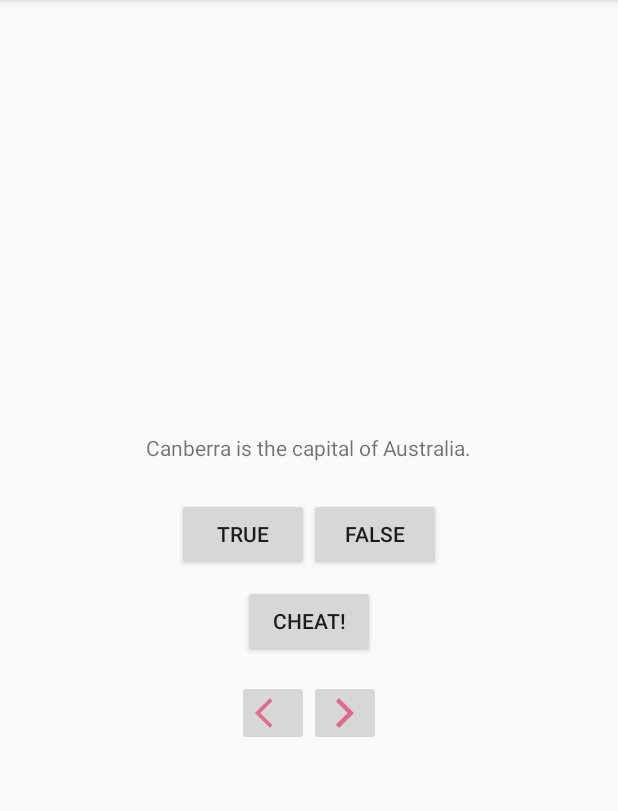
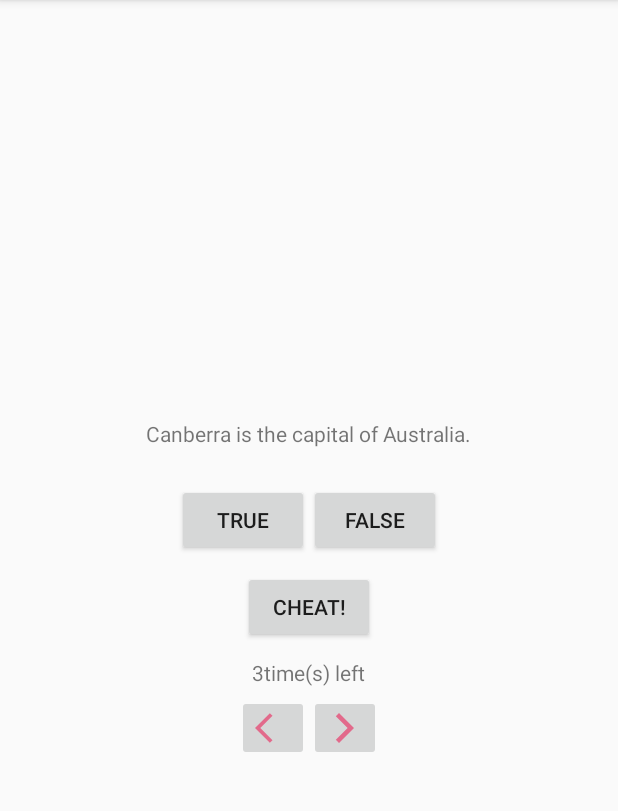
Before and after one commit to huangxinhere/Android-Studio-, an Android app: the screen it shows after launch (MainActivity), on a phone screen of 412 x 824 dp, the part 84-895 px from its top. Run offline under Robolectric (Android 15) with nearby library versions, the phone set to English and light mode, and no system bars.

Commit message:
Challenge5.2+6.2

```diff
--- a/QuizeActivity/app/src/main/java/com/example/quizeactivity/MainActivity.java
+++ b/QuizeActivity/app/src/main/java/com/example/quizeactivity/MainActivity.java
@@ -20,9 +20,11 @@ import static com.example.quizeactivity.R.id.pre_button;
 public class MainActivity extends AppCompatActivity {
 
     private static final String TAG = "QuizActivity";//日志查看生命周期
+    private static final String EXTRA_CHEAT_CHANCE = "com.example.CheatActivity.cheat_chance";
     private static final String KEY_INDEX="index";
     private static final String KEY_ANSWERED = "answered";
     private static final String KEY_CORRECT = "correct";
+    private static final String KEY_IS_CHEATER = "isCheater";
     private static final int REQUEST_CODE_CHEAT = 0;
     private Button mTrueButton;
     private Button mFalseButton;//实例
@@ -30,7 +32,9 @@ public class MainActivity extends AppCompatActivity {
     private ImageButton mPreButton;
     private Button mCheatButton;
     private TextView mQuestionTextView;
+    private TextView mCheatChanceTextView;
     private int userAnsweredCorrect = 0;//记录答对的题目数量
+    private int mCheatChance = 3;
 
     //数组对象是Question类的对象，所以不停的构造;然后引用的字符串资源是整型；对象与对象之间要用逗号隔开
     private Question[] mQuestionBank= new Question[]{
@@ -53,6 +57,7 @@ public class MainActivity extends AppCompatActivity {
         if (savedInstanceState != null){//检验存储的bundle信息
             mCurrentIndex = savedInstanceState.getInt(KEY_INDEX,0);//存储成功的话，
             userAnsweredCorrect = savedInstanceState.getInt(KEY_CORRECT);//放在这？
+            mIsCheater = savedInstanceState.getBoolean(KEY_IS_CHEATER);
         }
 
         mQuestionTextView=(TextView) findViewById(R.id.question_text_view);//理解是把视图的test引为这里的实例
@@ -97,9 +102,12 @@ public class MainActivity extends AppCompatActivity {
                 //为了附加信息，注释掉Intent intent = new Intent(MainActivity.this,CheatActivity.class);
                 boolean answerIsTrue = mQuestionBank[mCurrentIndex].isAnswerTrue();//提取布尔值
                 Intent intent = CheatActivity.newIntent(MainActivity.this,answerIsTrue);//布尔值给子activity作为他的intent，而intent由基本（包名、）增加
+                intent.putExtra(EXTRA_CHEAT_CHANCE,mCheatChance);//这次是ma打包增加的信息过去，所以StringName在这里定义
                 startActivityForResult(intent,REQUEST_CODE_CHEAT);//带有返回要求的启动方法
             }
         });
+
+        mCheatChanceTextView = (TextView) findViewById(R.id.show_cheat_chance);
 
         mNextButton = (ImageButton) findViewById(R.id.next_button);
         mNextButton.setOnClickListener(new View.OnClickListener() {
@@ -142,12 +150,19 @@ public class MainActivity extends AppCompatActivity {
             }
         }//if语句在干嘛？要求同时满足结果代码和请求代码才赋值解析的结果
         mIsCheater = CheatActivity.wasAnswerShown(data);
+        mCheatChance = data.getIntExtra(EXTRA_CHEAT_CHANCE,0);
     }
 
 /************************************************************************************/
     @Override
     public void onStart(){
         super.onStart();
+        if (mCheatChance == 0){//返回主页面，又是start开始
+            mCheatButton.setEnabled(false);
+            mCheatChanceTextView.setText("No chance"+" times left");
+        }else{
+            mCheatChanceTextView.setText(mCheatChance + "time(s) left");
+        }
         Log.d(TAG,"onStart（） called");
     }
 
@@ -169,6 +184,7 @@ public class MainActivity extends AppCompatActivity {
         Log.i(TAG, "onSaveInstanceState");
         savedInstanceState.putInt(KEY_INDEX, mCurrentIndex);//？？？？对应index,
         savedInstanceState.putInt(KEY_CORRECT,userAnsweredCorrect);
+        savedInstanceState.putBoolean(KEY_IS_CHEATER,mIsCheater);
 
         if (savedInstanceState != null) {//问题：为什么要以这个作为条件？
             mCurrentIndex = savedInstanceState.getInt(KEY_INDEX,0);//问题：这个有什么用
--- a/QuizeActivity/app/src/main/res/layout/activity_main.xml
+++ b/QuizeActivity/app/src/main/res/layout/activity_main.xml
@@ -43,6 +43,13 @@
         android:layout_marginBottom="10dp"
         android:text="@string/cheat_button"/>
 
+    <TextView
+        android:id="@+id/show_cheat_chance"
+        android:layout_width="wrap_content"
+        android:layout_height="wrap_content"
+        android:text=""
+        />
+
     <LinearLayout
         android:layout_width="wrap_content"
         android:layout_height="wrap_content"
```
Also changed, not shown: QuizeActivity/app/src/main/java/com/example/quizeactivity/CheatActivity.java (+11 -4 lines).
